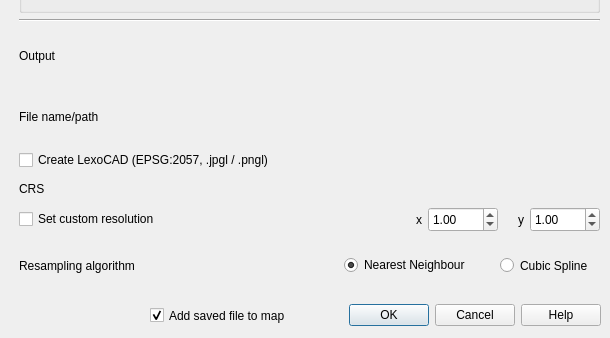
Before: the Qt Designer form raster_cutter_dialog_base.ui in geometalab/qgis-raster-cutter, drawn with Qt 5; both pictures show x 0 to 610 and y 150 to 488 of the 610 by 488 pixel window.
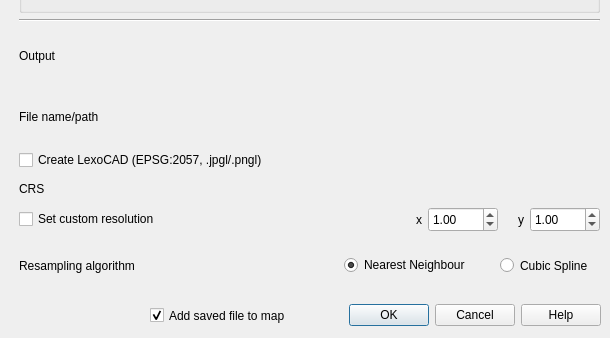
After: the same form once the commit is applied. Icons and pictures are not drawn. Custom widgets are drawn as their Qt base class.

Commit message: - small text changes in dialog

Patch:
```diff
--- a/raster_cutter_dialog_base.ui
+++ b/raster_cutter_dialog_base.ui
@@ -142,7 +142,7 @@
        <string/>
       </property>
       <property name="text">
-       <string>Create LexoCAD (EPSG:2057, .jpgl / .pngl)</string>
+       <string>Create LexoCAD (EPSG:2057, .jpgl/.pngl)</string>
       </property>
      </widget>
     </item>
```
The commit also changes 1 other file.
